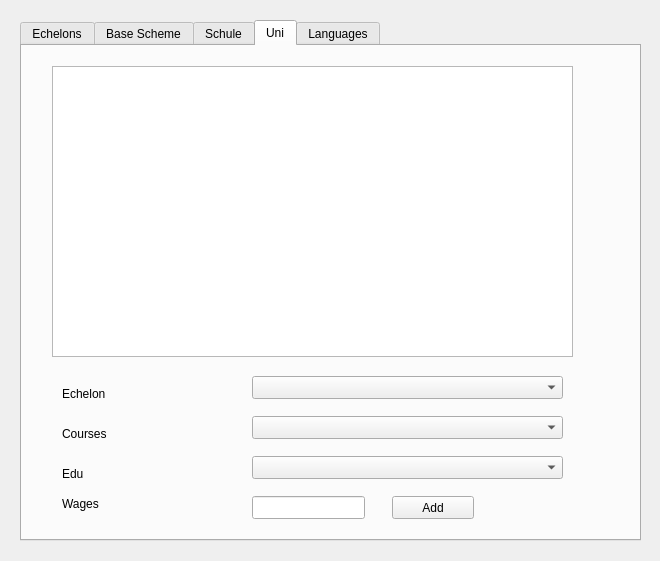
First picture: the form in E_Receipts/managesalariesdialog.ui, repository MrRisoni/Gauss, before the edit.
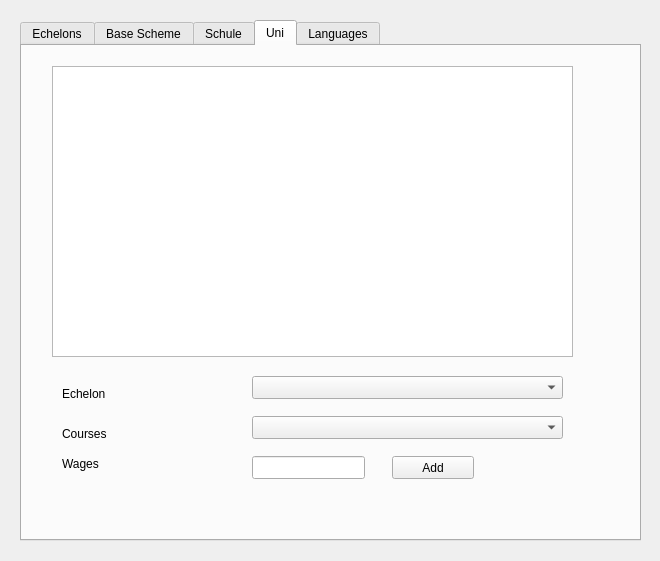
Second picture: the form after the edit. The open tabs and pages were chosen to show the change.

Diff of the .ui file:
```diff
--- a/E_Receipts/managesalariesdialog.ui
+++ b/E_Receipts/managesalariesdialog.ui
@@ -23,7 +23,7 @@
     </rect>
    </property>
    <property name="currentIndex">
-    <number>0</number>
+    <number>4</number>
    </property>
    <widget class="QWidget" name="tab">
     <attribute name="title">
@@ -298,7 +298,7 @@
      <property name="geometry">
       <rect>
        <x>230</x>
-       <y>450</y>
+       <y>410</y>
        <width>113</width>
        <height>23</height>
       </rect>
@@ -343,43 +343,20 @@
      <property name="geometry">
       <rect>
        <x>40</x>
-       <y>450</y>
-       <width>61</width>
-       <height>15</height>
-      </rect>
-     </property>
-     <property name="text">
-      <string>Wages</string>
-     </property>
-    </widget>
-    <widget class="QLabel" name="label_8">
-     <property name="geometry">
-      <rect>
-       <x>40</x>
-       <y>420</y>
-       <width>61</width>
-       <height>15</height>
-      </rect>
-     </property>
-     <property name="text">
-      <string>Edu</string>
-     </property>
-    </widget>
-    <widget class="QComboBox" name="comboEdu">
-     <property name="geometry">
-      <rect>
-       <x>230</x>
        <y>410</y>
-       <width>311</width>
-       <height>23</height>
+       <width>61</width>
+       <height>15</height>
       </rect>
      </property>
+     <property name="text">
+      <string>Wages</string>
+     </property>
     </widget>
     <widget class="QPushButton" name="pushAddUniScheme">
      <property name="geometry">
       <rect>
        <x>370</x>
-       <y>450</y>
+       <y>410</y>
        <width>82</width>
        <height>23</height>
       </rect>
@@ -500,13 +477,23 @@
        <x>40</x>
        <y>410</y>
        <width>61</width>
-       <height>15</height>
+       <height>21</height>
       </rect>
      </property>
      <property name="text">
       <string>Schedule</string>
      </property>
     </widget>
+    <widget class="QComboBox" name="comboSchedule">
+     <property name="geometry">
+      <rect>
+       <x>230</x>
+       <y>410</y>
+       <width>311</width>
+       <height>23</height>
+      </rect>
+     </property>
+    </widget>
    </widget>
   </widget>
  </widget>
```
